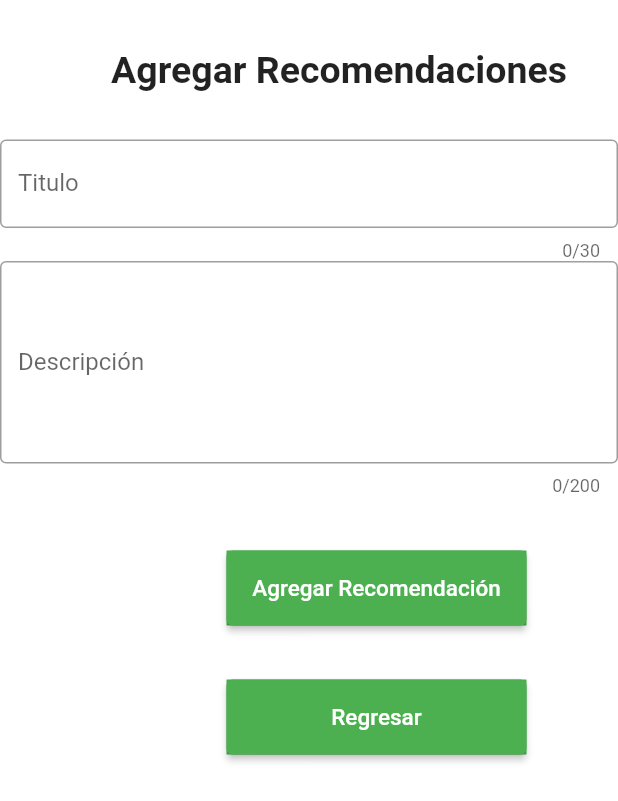
After one commit to Dlondono/GeoUdea, a Flutter app: the AggRecomendation screen opened directly, on a phone screen of 412 x 824 dp. The commit adds this screen. Shown: the top 801 px of the screen. Run offline on Flutter 3.47's test engine with Material 2 defaults, Android fonts, the phone set to English and light mode, and no system bars; our stand-ins replace cloud_firestore, firebase_auth, firebase_core, flutter_colorpicker, google_maps_flutter, multi_select_flutter and 3 more; missing offline and left inert: dart:ffi, flutter_polyline_points; accounts and stored records are empty.

Commit message:
recomendation

```diff
--- /dev/null
+++ b/lib/ui/agg_recomendation.dart
@@ -0,0 +1,96 @@
+import 'package:flutter/material.dart';
+import 'package:geoudea/ui/recomendation.dart';
+
+class AggRecomendation extends StatefulWidget {
+  const AggRecomendation({Key? key}) : super(key: key);
+
+  @override
+  _AggRecomendationState createState() => _AggRecomendationState();
+}
+
+class _AggRecomendationState extends State<AggRecomendation> {
+  final TextEditingController _tituloController = TextEditingController();
+  final TextEditingController _contenidoController = TextEditingController();
+  final GlobalKey<FormState> _formularioKey = GlobalKey<FormState>();
+  @override
+  Widget build(BuildContext context) {
+    return Scaffold(
+      body: Container(
+        child: Form(
+          key: _formularioKey,
+          child: Column(
+          children: [
+            Padding(
+              padding: EdgeInsets.only(left: 40.0,top: 32.0),
+              child: Text("Agregar Recomendaciones" , style: TextStyle(fontSize: 25, fontWeight: FontWeight.bold,)),
+            ),
+            Padding(
+              padding: EdgeInsets.only(left: 40.0,top: 32.0),
+            ),
+            TextFormField(
+              controller: _tituloController,
+              maxLength: 30,
+              decoration: InputDecoration(
+                  border: OutlineInputBorder(),
+                  labelText: "Titulo"
+              ),
+              validator: (String? dato){
+                if (dato!.isEmpty){
+                  return "Este campo es requerido";
+                }
+              }
+
+            ),
+      TextFormField(
+        controller: _contenidoController,
+        maxLength: 200,
+        maxLines: 5,
+        decoration: InputDecoration(
+          border: OutlineInputBorder(),
+            labelText: "Descripción"
+          ),
+          validator: (String? dato){
+            if (dato!.isEmpty){
+              return "Este campo es requerido";
+            }
+          }
+        ),
+
+            Padding(
+              padding: const EdgeInsets.only(left: 90.0,top: 36.0),
+              child: Container(
+                color: Colors.green,
+                width: 200,
+                height: 50,
+                child:  ElevatedButton(style: ButtonStyle(backgroundColor: MaterialStateProperty.all<Color>(Colors.green)),
+                  onPressed: () {
+
+                  },
+                  child: const Text('Agregar Recomendación', style: const TextStyle(fontSize: 15),),
+                ),
+              ),
+            ),
+            Padding(
+              padding: const EdgeInsets.only(left: 90.0,top: 36.0),
+              child: Container(
+                color: Colors.green,
+                width: 200,
+                height: 50,
+                child:  ElevatedButton(style: ButtonStyle(backgroundColor: MaterialStateProperty.all<Color>(Colors.green)),
+                  onPressed: () {
+                    /*  Navigator.push(
+                        context,
+                        MaterialPageRoute(builder: (BuildContext context) => Recomendation())
+                    );*/
+                  },
+                  child: const Text('Regresar', style: const TextStyle(fontSize: 15),),
+                ),
+              ),
+            ),
+          ],
+      ),
+        ),
+      ),
+    );
+  }
+}
--- a/lib/ui/map.dart
+++ b/lib/ui/map.dart
@@ -21,6 +21,7 @@ class MapState extends State<Map> {
   Set<Marker> deporte={};
   Set<Marker> bloques={};
   Set<Marker> comida={};
+  Set<Marker> sitios={};
   Completer<GoogleMapController> _controller = Completer();
 
   static const CameraPosition _udeaGeneral = CameraPosition(
@@ -114,6 +115,11 @@ class MapState extends State<Map> {
         markers=model.deporte;
       });
       return;
+      case "sitios":
+        setState(() {
+          markers=model.sitios;
+        });
+        return;
       case "computo":
         setState(() {
         //markers=computo;
```
Also changed, not shown: lib/models/markers.dart (+74 -1 lines), lib/ui/category.dart (+3 -15 lines), lib/ui/information.dart (added, +15 -0 lines), lib/ui/recomendation.dart (+100 -2 lines), lib/ui/image/logo.png (added), lib/ui/image/logo1.png (added).
